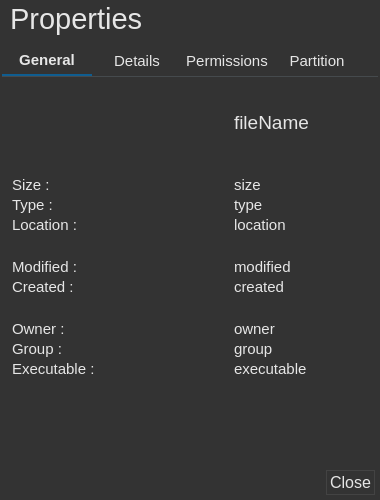
rahmanshaber/corebox, file corefm/propertiesw.ui: the form before one commit.
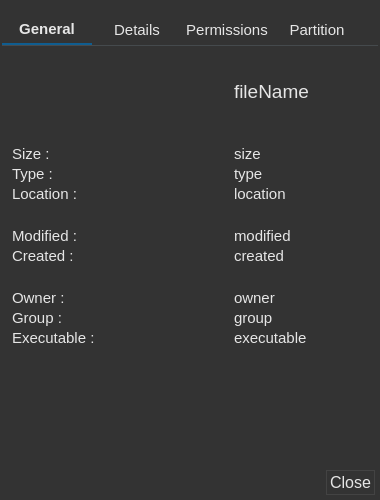
The form after the commit. Icons and pictures are not drawn.

The edit to the form file:
```diff
--- a/corefm/propertiesw.ui
+++ b/corefm/propertiesw.ui
@@ -32,7 +32,7 @@
     <number>2</number>
    </property>
    <property name="topMargin">
-    <number>2</number>
+    <number>20</number>
    </property>
    <property name="rightMargin">
     <number>2</number>
@@ -40,21 +40,6 @@
    <property name="bottomMargin">
     <number>5</number>
    </property>
-   <item>
-    <widget class="QLabel" name="label">
-     <property name="font">
-      <font>
-       <pointsize>22</pointsize>
-      </font>
-     </property>
-     <property name="text">
-      <string> Properties</string>
-     </property>
-     <property name="wordWrap">
-      <bool>false</bool>
-     </property>
-    </widget>
-   </item>
    <item>
     <widget class="QTabWidget" name="propertiestab">
      <property name="font">
```
